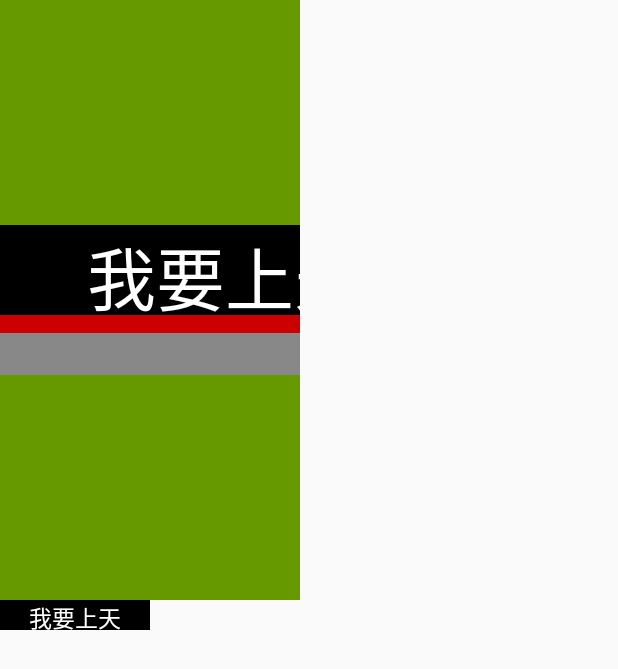
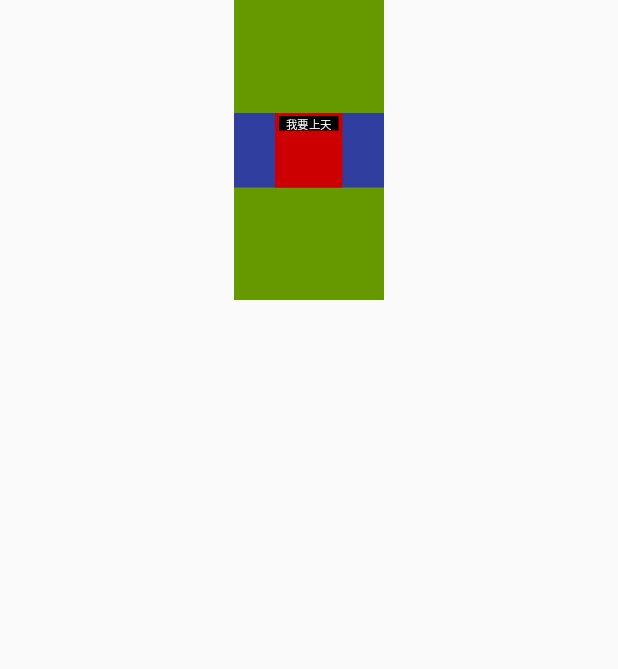
Before and after one commit to nightq/TestApp, an Android app: the screen it shows after launch (MainActivity), on a phone screen of 412 x 824 dp. Shown: the top 669 px of the screen. Run offline under Robolectric (Android 15) with nearby library versions, the phone set to English and light mode, and no system bars.

Commit message:
完善centerinside layout

```diff
--- /dev/null
+++ b/app/src/main/java/com/example/nightq/testapp/CenterInsideLayout.java
@@ -0,0 +1,78 @@
+package com.example.nightq.testapp;
+
+import android.annotation.SuppressLint;
+import android.content.Context;
+import android.content.res.TypedArray;
+import android.support.annotation.Nullable;
+import android.util.AttributeSet;
+import android.widget.FrameLayout;
+
+
+/**
+ * Created by xuejisheng on 2018/5/18.
+ * 类似 image view 的 centerinside 的布局特点
+ */
+
+@SuppressLint("AppCompatCustomView")
+public class CenterInsideLayout extends FrameLayout {
+
+    private int originalWidth;
+    private int originalHeight;
+    /**
+     * 记录 scale
+     */
+    private float scale = 1f;
+    private float ratio = 1f;
+
+    public CenterInsideLayout(Context context) {
+        super(context);
+    }
+
+    public CenterInsideLayout(Context context, @Nullable AttributeSet attrs) {
+        super(context, attrs);
+
+        TypedArray a = context.obtainStyledAttributes(attrs,
+                R.styleable.CenterInsideLayout);
+        originalWidth = a.getDimensionPixelOffset(R.styleable.CenterInsideLayout_original_width, 0);
+        originalHeight = a.getDimensionPixelOffset(R.styleable.CenterInsideLayout_original_height, 0);
+        ratio = originalWidth / (float) originalHeight;
+    }
+
+    private void doScale() {
+        setScaleX(scale);
+        setScaleY(scale);
+    }
+
+    @SuppressWarnings("unused")
+    @Override
+    protected void onMeasure(int widthMeasureSpec, int heightMeasureSpec) {
+        scale = 1f;
+        if (originalWidth == 0 || originalHeight == 0) {
+            super.onMeasure(widthMeasureSpec, heightMeasureSpec);
+        } else {
+            // 设置为原始精确尺寸
+            setMeasuredDimension(getDefaultSize(0, widthMeasureSpec), getDefaultSize(0, heightMeasureSpec));
+            float finalHeight;
+            float finalWidth;
+            int childWidthSize = getMeasuredWidth();
+            int childHeightSize = getMeasuredHeight();
+            // 计算缩放尺寸
+            if (childWidthSize / (float) childHeightSize > ratio) {
+                finalHeight = childHeightSize;
+            } else {
+                finalHeight = childWidthSize / ratio;
+            }
+            scale = finalHeight / originalHeight;
+            widthMeasureSpec = MeasureSpec.makeMeasureSpec(originalWidth, MeasureSpec.EXACTLY);
+            heightMeasureSpec = MeasureSpec.makeMeasureSpec(originalHeight, MeasureSpec.EXACTLY);
+            super.onMeasure(widthMeasureSpec, heightMeasureSpec);
+
+        }
+    }
+
+    @Override
+    protected void onLayout(boolean changed, int left, int top, int right, int bottom) {
+        super.onLayout(changed, left, top, right, bottom);
+        doScale();
+    }
+}
--- a/app/src/main/java/com/example/nightq/testapp/MainActivity.java
+++ b/app/src/main/java/com/example/nightq/testapp/MainActivity.java
@@ -20,7 +20,7 @@ public class MainActivity extends AppCompatActivity {
             public void run() {
                 ImageView imageView = new ImageView(MainActivity.this);
                 imageView.setBackgroundColor(0xff888888);
-                layout.addView(imageView, new LinearLayout.LayoutParams(dip2px(100), dip2px(20)));
+//                layout.addView(imageView, new LinearLayout.LayoutParams(dip2px(100), dip2px(20)));
             }
         }, 1000);
 
--- a/app/src/main/java/com/example/nightq/testapp/RatioLayout.java
+++ /dev/null
@@ -1,86 +0,0 @@
-package com.example.nightq.testapp;
-
-import android.annotation.SuppressLint;
-import android.content.Context;
-import android.content.res.TypedArray;
-import android.support.annotation.Nullable;
-import android.util.AttributeSet;
-import android.util.Log;
-import android.widget.FrameLayout;
-
-/**
- * Created by xuejisheng on 2018/5/18.
- */
-
-@SuppressLint("AppCompatCustomView")
-public class RatioLayout extends FrameLayout {
-
-    private float ratio = 1f;
-    private int originalWidth;
-    private int originalHeight;
-    private float scale = 1f;
-
-    public RatioLayout(Context context) {
-        super(context);
-    }
-
-    public RatioLayout(Context context, @Nullable AttributeSet attrs) {
-        super(context, attrs);
-        TypedArray a = context.obtainStyledAttributes(attrs,
-                R.styleable.RatioLayout);
-        originalWidth = a.getInteger(R.styleable.RatioLayout_original_width, 200);
-        originalHeight = a.getInteger(R.styleable.RatioLayout_original_height, 100);
-        ratio = originalWidth / (float) originalHeight;
-    }
-
-    public RatioLayout(Context context, AttributeSet attrs, int defStyle) {
-        super(context, attrs, defStyle);
-
-    }
-
-    public void doScale() {
-        setScaleX(scale);
-        setScaleY(scale);
-    }
-
-    @SuppressWarnings("unused")
-    @Override
-    protected void onMeasure(int widthMeasureSpec, int heightMeasureSpec) {
-        setMeasuredDimension(getDefaultSize(0, widthMeasureSpec), getDefaultSize(0, heightMeasureSpec));
-        float finalHeight;
-        float finalWidth;
-        int childWidthSize = getMeasuredWidth();
-        int childHeightSize = getMeasuredHeight();
-        if (childWidthSize / (float) childHeightSize > ratio) {
-            finalWidth = childHeightSize * ratio;
-            finalHeight = childHeightSize;
-        } else {
-            finalWidth = childWidthSize;
-            finalHeight = childWidthSize / ratio;
-        }
-
-        scale = finalHeight / dip2px(originalHeight);
-        Log.e("ssssss", "scale = " + scale);
-
-        widthMeasureSpec = MeasureSpec.makeMeasureSpec(dip2px(originalWidth), MeasureSpec.EXACTLY);
-        heightMeasureSpec = MeasureSpec.makeMeasureSpec(dip2px(originalHeight), MeasureSpec.EXACTLY);
-        super.onMeasure(widthMeasureSpec, heightMeasureSpec);
-    }
-
-    @Override
-    protected void onSizeChanged(int w, int h, int oldw, int oldh) {
-        super.onSizeChanged(w, h, oldw, oldh);
-    }
-
-    @Override
-    protected void onLayout(boolean changed, int left, int top, int right, int bottom) {
-        super.onLayout(changed, left, top, right, bottom);
-        doScale();
-    }
-
-    public int dip2px(int value) {
-        float scaledDensity = getResources().getDisplayMetrics().scaledDensity;
-        return (int) scaledDensity * value;
-    }
-
-}
--- a/app/src/main/res/layout/activity_main.xml
+++ b/app/src/main/res/layout/activity_main.xml
@@ -3,33 +3,42 @@
     xmlns:app="http://schemas.android.com/apk/res-auto"
     android:layout_width="match_parent"
     android:layout_height="match_parent"
-    android:orientation="vertical">
+    android:orientation="vertical"
+    android:clipChildren="true">
 
     <LinearLayout
-        android:layout_width="200dp"
-        android:layout_height="400dp"
+        android:layout_width="100dp"
+        android:layout_height="200dp"
         android:background="@android:color/holo_green_dark"
         android:gravity="center"
+        android:layout_gravity="center_horizontal"
+        android:clipChildren="true"
         android:orientation="vertical">
 
-        <com.example.nightq.testapp.RatioLayout
+        <com.example.nightq.testapp.CenterInsideLayout
             android:layout_width="match_parent"
+            android:clipChildren="true"
             android:layout_height="match_parent"
-            android:background="@color/colorPrimaryDark"
-            app:original_height="50"
-            app:original_width="100">
+            android:layout_gravity="center"
+            app:original_width="200dp"
+            app:original_height="100dp"
+            android:background="@color/colorPrimaryDark">
 
             <LinearLayout
                 android:id="@+id/layout"
-                android:layout_width="100dp"
-                android:layout_height="50dp"
+                android:layout_width="90dp"
+                android:layout_height="100dp"
+                android:layout_gravity="center"
                 android:background="@android:color/holo_red_dark"
                 android:orientation="vertical">
 
                 <TextView
-                    android:layout_width="100dp"
+                    android:layout_marginLeft="0dp"
+                    android:layout_width="80dp"
                     android:layout_height="20dp"
                     android:layout_gravity="center"
+                    android:layout_marginTop="4dp"
+                    android:clipChildren="false"
                     android:background="@android:color/black"
                     android:gravity="center"
                     android:text="我要上天"
@@ -39,24 +48,7 @@
 
             </LinearLayout>
 
-        </com.example.nightq.testapp.RatioLayout>
-    </LinearLayout>
-
-    <LinearLayout
-        android:layout_width="wrap_content"
-        android:layout_height="wrap_content"
-        android:background="@android:color/holo_green_dark"
-        android:gravity="center">
-
-        <TextView
-            android:layout_width="100dp"
-            android:layout_height="20dp"
-            android:layout_gravity="center"
-            android:background="@android:color/black"
-            android:gravity="center"
-            android:text="我要上天"
-            android:textColor="@android:color/white"
-            android:textSize="15dp" />
+        </com.example.nightq.testapp.CenterInsideLayout>
     </LinearLayout>
 
 </LinearLayout>
--- a/app/src/main/res/values/attrs.xml
+++ b/app/src/main/res/values/attrs.xml
@@ -1,11 +1,10 @@
 <?xml version="1.0" encoding="utf-8"?>
 <resources>
 
-    <declare-styleable name="RatioLayout">
-        <attr name="original_width" format="integer"/>
-        <attr name="original_height" format="integer"/>
+    <declare-styleable name="CenterInsideLayout">
+        <attr name="original_width" format="dimension|reference"/>
+        <attr name="original_height" format="dimension|reference"/>
 
     </declare-styleable>
 
-
 </resources>
```
